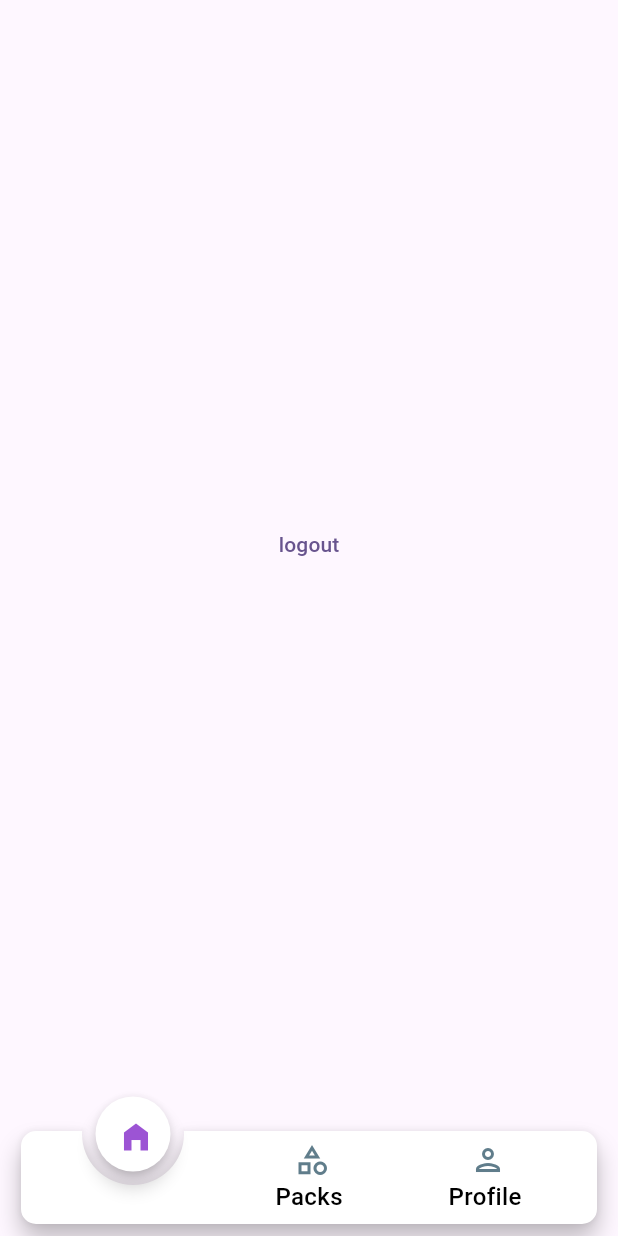
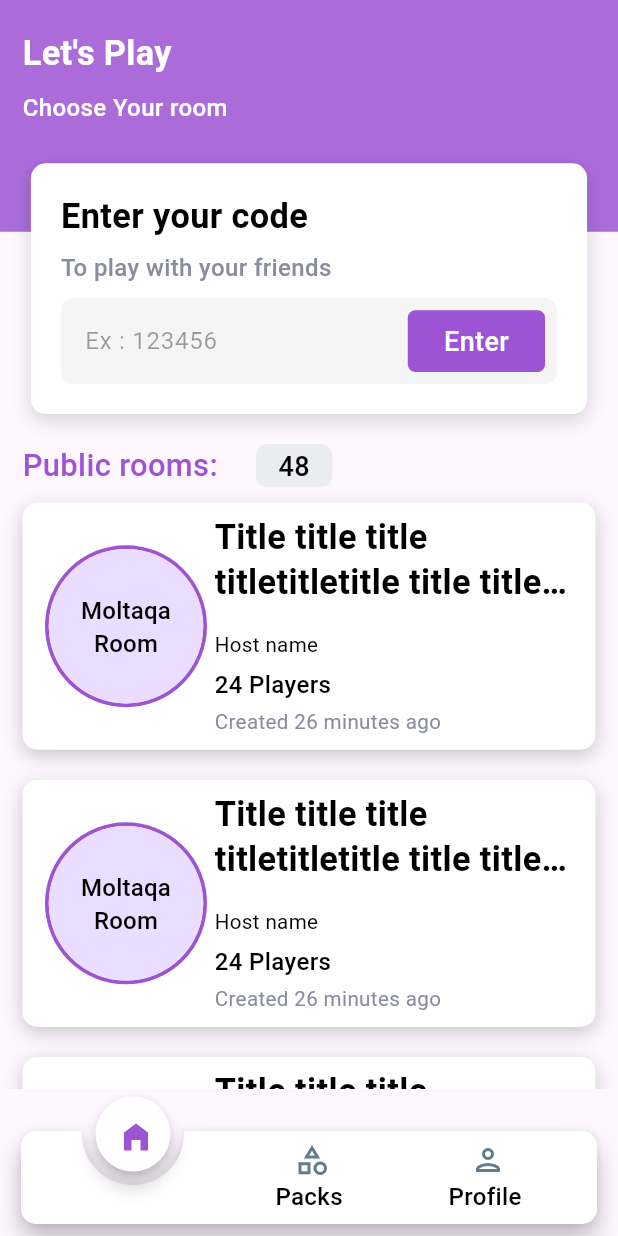
Before and after one commit to ZiraouiAbdou/moltaqa, a Flutter app: the HomeScreen screen opened by its route, on a phone screen of 412 x 824 dp. Run offline on Flutter 3.47's test engine with Material 3 defaults, Android fonts, the phone set to English and light mode, and no system bars; drawn by our look-alikes of animated_notch_bottom_bar; our stand-ins replace bloc, cloud_firestore, firebase_auth, firebase_core, flutter_bloc, flutter_screenutil and 2 more; accounts and stored records are empty.

Commit message:
home screen

```diff
--- a/lib/core/theming/colors_manager.dart
+++ b/lib/core/theming/colors_manager.dart
@@ -11,4 +11,5 @@ class ColorsManager {
   static const white = Color(0xffFFFFFF);
   static const red = Color(0xffFF0000);
   static const green = Color(0xff4CAF50);
+  static const fillColor = Color(0xFFF5F5F5);
 }
--- a/lib/features/home/ui/home_screen.dart
+++ b/lib/features/home/ui/home_screen.dart
@@ -1,22 +1,43 @@
 import 'package:flutter/material.dart';
-import 'package:flutter_bloc/flutter_bloc.dart';
-import 'package:go_router/go_router.dart';
-import 'package:moltaqa/core/routes/routes_constants.dart';
-import 'package:moltaqa/features/auth/logic/cubit/auth_cubit.dart';
+import 'package:flutter_screenutil/flutter_screenutil.dart';
+import 'package:moltaqa/core/theming/colors_manager.dart';
+import 'package:moltaqa/features/home/ui/widgets/enter_your_code_widget.dart';
+import 'package:moltaqa/features/home/ui/widgets/lets_play_widget.dart';
+import 'package:moltaqa/features/home/ui/widgets/public_rooms.dart';
 
 class HomeScreen extends StatelessWidget {
   const HomeScreen({super.key});
 
   @override
   Widget build(BuildContext context) {
-    return Scaffold(
-      body: Center(
-        child: TextButton(
-          onPressed: () async {
-            await context.read<AuthCubit>().logout();
-            context.go(RoutesConstants.authRedirector);
-          },
-          child: Text("logout"),
+    return GestureDetector(
+      onTap: () => FocusScope.of(context).unfocus(),
+      child: Scaffold(
+        body: SafeArea(
+          child: SingleChildScrollView(
+            child: Column(
+              children: [
+                SizedBox(
+                  height: 0.335.sh,
+                  child: Stack(
+                    children: [
+                      Container(
+                        height: 150.h,
+                        decoration: BoxDecoration(
+                          color: ColorsManager.primaryColor.withValues(
+                            alpha: 0.85,
+                          ),
+                        ),
+                      ),
+                      LetsPlayWidget(),
+                      EnterYourCodeWidget(),
+                    ],
+                  ),
+                ),
+                PublicRooms(),
+              ],
+            ),
+          ),
         ),
       ),
     );
--- /dev/null
+++ b/lib/features/home/ui/widgets/enter_your_code_widget.dart
@@ -0,0 +1,88 @@
+import 'package:flutter/material.dart';
+import 'package:flutter_screenutil/flutter_screenutil.dart';
+import 'package:moltaqa/core/shared_widgets/custom_button.dart';
+import 'package:moltaqa/core/theming/colors_manager.dart';
+import 'package:moltaqa/core/theming/text_styles.dart';
+
+class EnterYourCodeWidget extends StatelessWidget {
+  const EnterYourCodeWidget({super.key});
+
+  @override
+  Widget build(BuildContext context) {
+    return Positioned(
+      // top: 100,
+      right: 0,
+      left: 0,
+      bottom: 0,
+      child: Center(
+        child: Container(
+          padding: const EdgeInsets.symmetric(horizontal: 20, vertical: 20),
+          width: 0.9.sw,
+          decoration: BoxDecoration(
+            color: ColorsManager.white,
+            borderRadius: BorderRadius.circular(10),
+            boxShadow: [
+              BoxShadow(
+                color: Colors.black.withValues(alpha: 0.15),
+                blurRadius: 10,
+                offset: const Offset(0, 4),
+              ),
+            ],
+          ),
+
+          child: Column(
+            mainAxisSize: MainAxisSize.min,
+            spacing: 8,
+            crossAxisAlignment: CrossAxisAlignment.start,
+            children: [
+              Text(
+                "Enter your code",
+                style: TextStylesManager.heading3.copyWith(
+                  color: ColorsManager.black,
+                ),
+              ),
+              Text(
+                "To play with your friends",
+                style: TextStylesManager.bodyMedium.copyWith(
+                  color: ColorsManager.grey,
+                  fontWeight: FontWeight.w500,
+                ),
+              ),
+              TextField(
+                decoration: InputDecoration(
+                  hintText: 'Ex : 123456',
+                  hintStyle: const TextStyle(color: Colors.black38),
+                  filled: true,
+                  fillColor: ColorsManager.fillColor,
+                  border: OutlineInputBorder(
+                    borderRadius: BorderRadius.circular(8),
+                    borderSide: BorderSide.none,
+                  ),
+
+                  contentPadding: const EdgeInsets.symmetric(
+                    vertical: 5,
+                    horizontal: 12,
+                  ),
+                  suffixIcon: Padding(
+                    padding: const EdgeInsets.symmetric(
+                      horizontal: 8,
+                      vertical: 8,
+                    ),
+                    child: CustomButton(
+                      text: "Enter",
+                      width: 80.w,
+                      height: 40.h,
+                      textColor: ColorsManager.white,
+                      borderRadius: 5,
+                      onTap: () {},
+                    ),
+                  ),
+                ),
+              ),
+            ],
+          ),
+        ),
+      ),
+    );
+  }
+}
--- /dev/null
+++ b/lib/features/home/ui/widgets/lets_play_widget.dart
@@ -0,0 +1,32 @@
+import 'package:flutter/material.dart';
+import 'package:moltaqa/core/theming/colors_manager.dart';
+import 'package:moltaqa/core/theming/text_styles.dart';
+
+class LetsPlayWidget extends StatelessWidget {
+  const LetsPlayWidget({super.key});
+
+  @override
+  Widget build(BuildContext context) {
+    return Padding(
+      padding: const EdgeInsets.symmetric(horizontal: 15, vertical: 20),
+      child: Column(
+        crossAxisAlignment: CrossAxisAlignment.start,
+        spacing: 10,
+        children: [
+          Text(
+            "Let's Play",
+            style: TextStylesManager.heading3.copyWith(
+              color: ColorsManager.white,
+            ),
+          ),
+          Text(
+            "Choose Your room",
+            style: TextStylesManager.titleSmall.copyWith(
+              color: ColorsManager.white,
+            ),
+          ),
+        ],
+      ),
+    );
+  }
+}
--- /dev/null
+++ b/lib/features/home/ui/widgets/public_room_widget.dart
@@ -0,0 +1,74 @@
+import 'package:flutter/material.dart';
+import 'package:flutter_screenutil/flutter_screenutil.dart';
+import 'package:moltaqa/core/theming/colors_manager.dart';
+import 'package:moltaqa/core/theming/text_styles.dart';
+
+class PublicRoomWidget extends StatelessWidget {
+  const PublicRoomWidget({super.key});
+
+  @override
+  Widget build(BuildContext context) {
+    return Container(
+      padding: EdgeInsets.symmetric(horizontal: 15, vertical: 8),
+      margin: EdgeInsets.symmetric(vertical: 10),
+      height: 160.h,
+      width: double.infinity,
+      decoration: BoxDecoration(
+        color: ColorsManager.white,
+        borderRadius: BorderRadius.circular(10),
+        boxShadow: [
+          BoxShadow(
+            color: Colors.black.withValues(alpha: 0.2),
+            blurRadius: 10,
+            offset: const Offset(0, 4),
+          ),
+        ],
+      ),
+      child: Row(
+        spacing: 5,
+        children: [
+          Container(
+            decoration: const BoxDecoration(
+              shape: BoxShape.circle,
+
+              border: Border.fromBorderSide(
+                BorderSide(color: ColorsManager.primaryColor, width: 2.5),
+              ),
+            ),
+            child: CircleAvatar(
+              child: Text(
+                "Moltaqa\nRoom",
+                style: TextStylesManager.titleSmall,
+                textAlign: TextAlign.center,
+              ),
+              radius: 50.r,
+            ),
+          ),
+          Expanded(
+            child: Column(
+              spacing: 4,
+              crossAxisAlignment: CrossAxisAlignment.start,
+              children: [
+                Text(
+                  "Title title title titletitletitle title title eee",
+                  overflow: TextOverflow.ellipsis,
+                  maxLines: 2,
+                  style: TextStylesManager.heading3,
+                ),
+                const Spacer(),
+                Text("Host name", style: TextStylesManager.bodySmall),
+                Text("24 Players", style: TextStylesManager.titleSmall),
+                Text(
+                  "Created 26 minutes ago",
+                  style: TextStylesManager.bodySmall.copyWith(
+                    color: ColorsManager.grey,
+                  ),
+                ),
+              ],
+            ),
+          ),
+        ],
+      ),
+    );
+  }
+}
--- /dev/null
+++ b/lib/features/home/ui/widgets/public_rooms.dart
@@ -0,0 +1,45 @@
+import 'package:flutter/material.dart';
+import 'package:moltaqa/core/theming/colors_manager.dart';
+import 'package:moltaqa/core/theming/text_styles.dart';
+import 'package:moltaqa/features/home/ui/widgets/public_room_widget.dart';
+
+class PublicRooms extends StatelessWidget {
+  const PublicRooms({super.key});
+
+  @override
+  Widget build(BuildContext context) {
+    return Padding(
+      padding: const EdgeInsets.symmetric(horizontal: 15, vertical: 20),
+      child: Column(
+        crossAxisAlignment: CrossAxisAlignment.start,
+        children: [
+          Row(
+            spacing: 20,
+            children: [
+              Text(
+                "Public rooms: ",
+                style: TextStylesManager.titleLarge.copyWith(
+                  color: ColorsManager.primaryColor,
+                ),
+              ),
+              Container(
+                padding: EdgeInsets.symmetric(horizontal: 15, vertical: 2),
+                decoration: BoxDecoration(
+                  color: ColorsManager.borderColor,
+                  borderRadius: BorderRadius.circular(8),
+                ),
+                child: Text("48", style: TextStylesManager.titleMedium),
+              ),
+            ],
+          ),
+          ListView.builder(
+            shrinkWrap: true,
+            physics: NeverScrollableScrollPhysics(),
+            itemCount: 30,
+            itemBuilder: (context, index) => PublicRoomWidget(),
+          ),
+        ],
+      ),
+    );
+  }
+}
```
